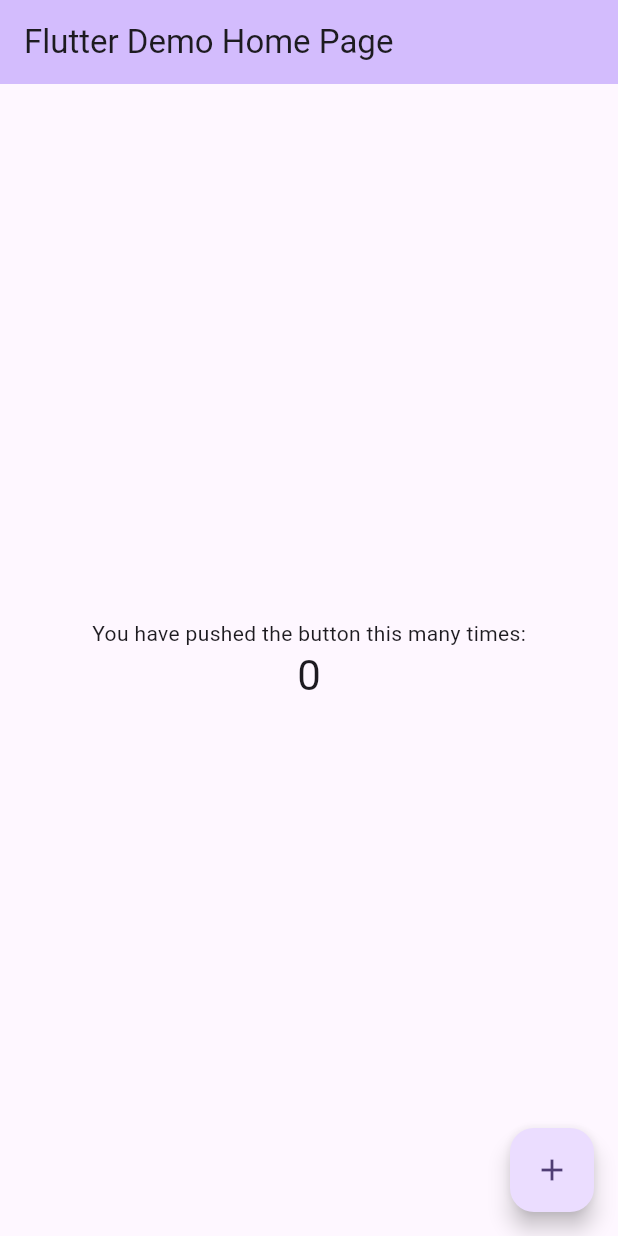
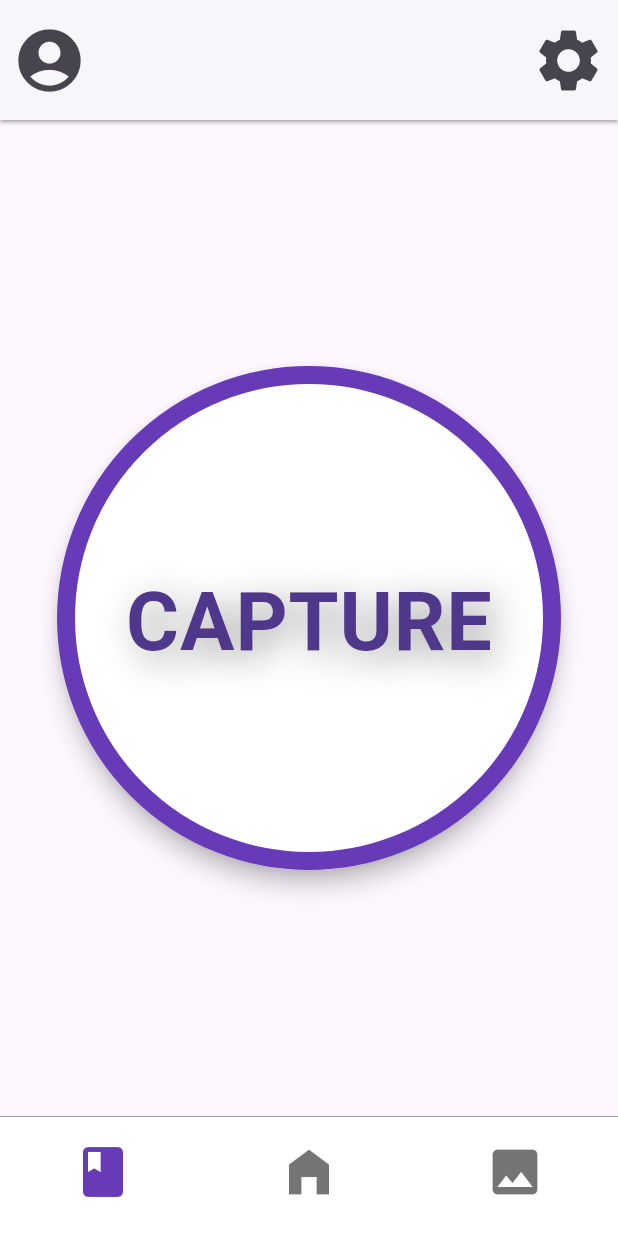
Before and after one commit to capdale/Anidex_App, a Flutter app: the screen it shows after launch, on a phone screen of 412 x 824 dp. Run offline on Flutter 3.47's test engine with Material 3 defaults, Android fonts, the phone set to English and light mode, and no system bars.

Commit message:
메인 페이지, 스타일 및 위젯 생성

```diff
--- a/analysis_options.yaml
+++ b/analysis_options.yaml
@@ -21,6 +21,11 @@ linter:
   # `// ignore_for_file: name_of_lint` syntax on the line or in the file
   # producing the lint.
   rules:
+    prefer_typing_uninitialized_variables: false
+    prefer_const_constructors_in_immutables: false
+    prefer_const_constructors: false
+    avoid_print: false
+    prefer_const_literals_to_create_immutables: false
     # avoid_print: false  # Uncomment to disable the `avoid_print` rule
     # prefer_single_quotes: true  # Uncomment to enable the `prefer_single_quotes` rule
 
--- a/lib/main.dart
+++ b/lib/main.dart
@@ -1,125 +1,26 @@
 import 'package:flutter/material.dart';
+import 'style.dart' as s;
+import 'widgets.dart' as w;
 
 void main() {
-  runApp(const MyApp());
+  runApp(MaterialApp(theme: s.theme, home: MyApp()));
 }
 
 class MyApp extends StatelessWidget {
   const MyApp({super.key});
 
-  // This widget is the root of your application.
   @override
   Widget build(BuildContext context) {
-    return MaterialApp(
-      title: 'Flutter Demo',
-      theme: ThemeData(
-        // This is the theme of your application.
-        //
-        // TRY THIS: Try running your application with "flutter run". You'll see
-        // the application has a purple toolbar. Then, without quitting the app,
-        // try changing the seedColor in the colorScheme below to Colors.green
-        // and then invoke "hot reload" (save your changes or press the "hot
-        // reload" button in a Flutter-supported IDE, or press "r" if you used
-        // the command line to start the app).
-        //
-        // Notice that the counter didn't reset back to zero; the application
-        // state is not lost during the reload. To reset the state, use hot
-        // restart instead.
-        //
-        // This works for code too, not just values: Most code changes can be
-        // tested with just a hot reload.
-        colorScheme: ColorScheme.fromSeed(seedColor: Colors.deepPurple),
-        useMaterial3: true,
+    return Scaffold(
+      appBar: AppBar(
+        toolbarHeight: 80,
+        leading: IconButton(onPressed: () {}, icon: Icon(Icons.account_circle), iconSize: 50),
+        actions: [
+          IconButton(onPressed: () {}, icon: Icon(Icons.settings), iconSize: 50)
+        ],
       ),
-      home: const MyHomePage(title: 'Flutter Demo Home Page'),
+      body: w.CaptureButton(),
+      bottomNavigationBar: w.BotNaviBar(),
     );
   }
 }
-
-class MyHomePage extends StatefulWidget {
-  const MyHomePage({super.key, required this.title});
-
-  // This widget is the home page of your application. It is stateful, meaning
-  // that it has a State object (defined below) that contains fields that affect
-  // how it looks.
-
-  // This class is the configuration for the state. It holds the values (in this
-  // case the title) provided by the parent (in this case the App widget) and
-  // used by the build method of the State. Fields in a Widget subclass are
-  // always marked "final".
-
-  final String title;
-
-  @override
-  State<MyHomePage> createState() => _MyHomePageState();
-}
-
-class _MyHomePageState extends State<MyHomePage> {
-  int _counter = 0;
-
-  void _incrementCounter() {
-    setState(() {
-      // This call to setState tells the Flutter framework that something has
-      // changed in this State, which causes it to rerun the build method below
-      // so that the display can reflect the updated values. If we changed
-      // _counter without calling setState(), then the build method would not be
-      // called again, and so nothing would appear to happen.
-      _counter++;
-    });
-  }
-
-  @override
-  Widget build(BuildContext context) {
-    // This method is rerun every time setState is called, for instance as done
-    // by the _incrementCounter method above.
-    //
-    // The Flutter framework has been optimized to make rerunning build methods
-    // fast, so that you can just rebuild anything that needs updating rather
-    // than having to individually change instances of widgets.
-    return Scaffold(
-      appBar: AppBar(
-        // TRY THIS: Try changing the color here to a specific color (to
-        // Colors.amber, perhaps?) and trigger a hot reload to see the AppBar
-        // change color while the other colors stay the same.
-        backgroundColor: Theme.of(context).colorScheme.inversePrimary,
-        // Here we take the value from the MyHomePage object that was created by
-        // the App.build method, and use it to set our appbar title.
-        title: Text(widget.title),
-      ),
-      body: Center(
-        // Center is a layout widget. It takes a single child and positions it
-        // in the middle of the parent.
-        child: Column(
-          // Column is also a layout widget. It takes a list of children and
-          // arranges them vertically. By default, it sizes itself to fit its
-          // children horizontally, and tries to be as tall as its parent.
-          //
-          // Column has various properties to control how it sizes itself and
-          // how it positions its children. Here we use mainAxisAlignment to
-          // center the children vertically; the main axis here is the vertical
-          // axis because Columns are vertical (the cross axis would be
-          // horizontal).
-          //
-          // TRY THIS: Invoke "debug painting" (choose the "Toggle Debug Paint"
-          // action in the IDE, or press "p" in the console), to see the
-          // wireframe for each widget.
-          mainAxisAlignment: MainAxisAlignment.center,
-          children: <Widget>[
-            const Text(
-              'You have pushed the button this many times:',
-            ),
-            Text(
-              '$_counter',
-              style: Theme.of(context).textTheme.headlineMedium,
-            ),
-          ],
-        ),
-      ),
-      floatingActionButton: FloatingActionButton(
-        onPressed: _incrementCounter,
-        tooltip: 'Increment',
-        child: const Icon(Icons.add),
-      ), // This trailing comma makes auto-formatting nicer for build methods.
-    );
-  }
-}
--- /dev/null
+++ b/lib/widgets.dart
@@ -0,0 +1,60 @@
+import 'package:flutter/material.dart';
+
+class CaptureButton extends StatelessWidget {
+  const CaptureButton({super.key});
+
+  @override
+  Widget build(BuildContext context) {
+    return Center(
+      child: Transform.scale(
+        scale: 6.0,
+        child: FloatingActionButton(
+          onPressed: () {},
+          backgroundColor: Colors.white,
+          shape: CircleBorder(
+            side: BorderSide(color: Colors.deepPurple, width: 2.0),
+          ),
+          child: Text(
+            'CAPTURE',
+            style: TextStyle(
+              fontSize: 9,
+              fontWeight: FontWeight.bold,
+              shadows: [
+                Shadow(
+                  offset: Offset(1.0, 1.0),
+                  blurRadius: 30.0,
+                  color: Color.fromARGB(100, 0, 0, 0),
+                ),
+              ],
+            ),
+          ),
+        ),
+      ),
+    );
+  }
+}
+
+class BotNaviBar extends StatelessWidget {
+  const BotNaviBar({super.key});
+
+  @override
+  Widget build(BuildContext context) {
+    return Container(
+      height: 80,
+      decoration: BoxDecoration(
+        border: Border(
+          top: BorderSide(color: Colors.grey, width: 0.7), // Adjust color and width as needed
+        ),
+      ),
+      child: BottomNavigationBar(
+        showSelectedLabels: false,
+        showUnselectedLabels: false,
+        items: [
+          BottomNavigationBarItem(icon: Icon(Icons.book), label: 'Index'),
+          BottomNavigationBarItem(icon: Icon(Icons.home_filled), label: 'Home'),
+          BottomNavigationBarItem(icon: Icon(Icons.photo), label: 'Gallery'),
+        ],
+      ),
+    );
+  }
+}
```
Also changed, not shown: lib/style.dart (added, +27 -0 lines).
